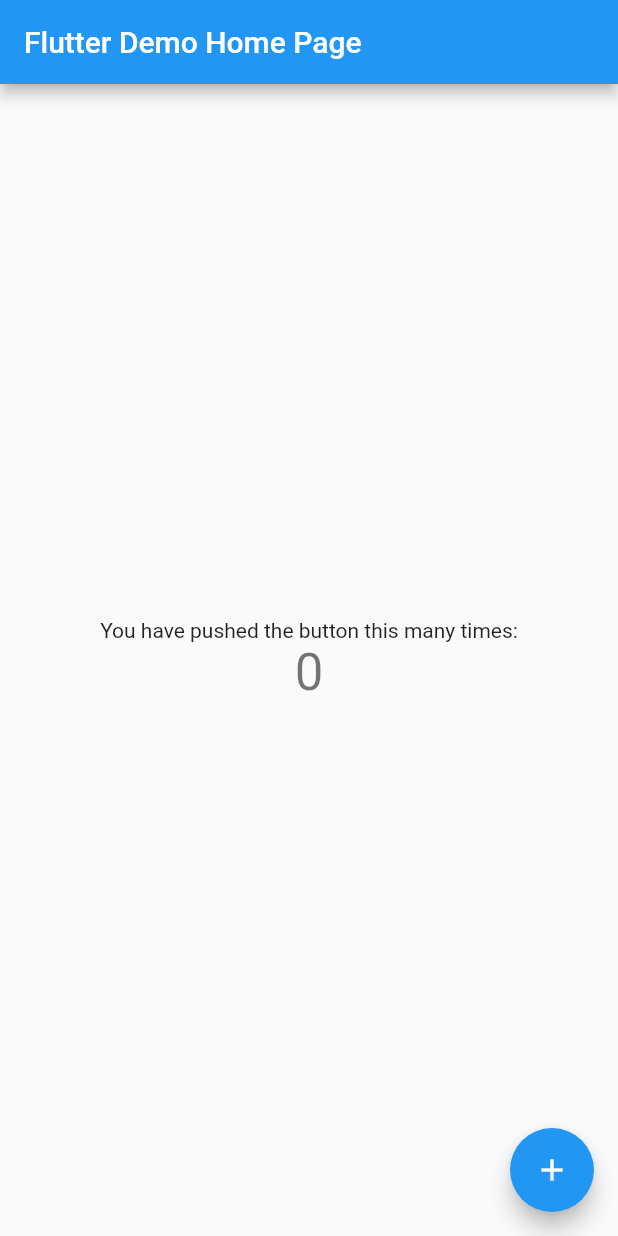
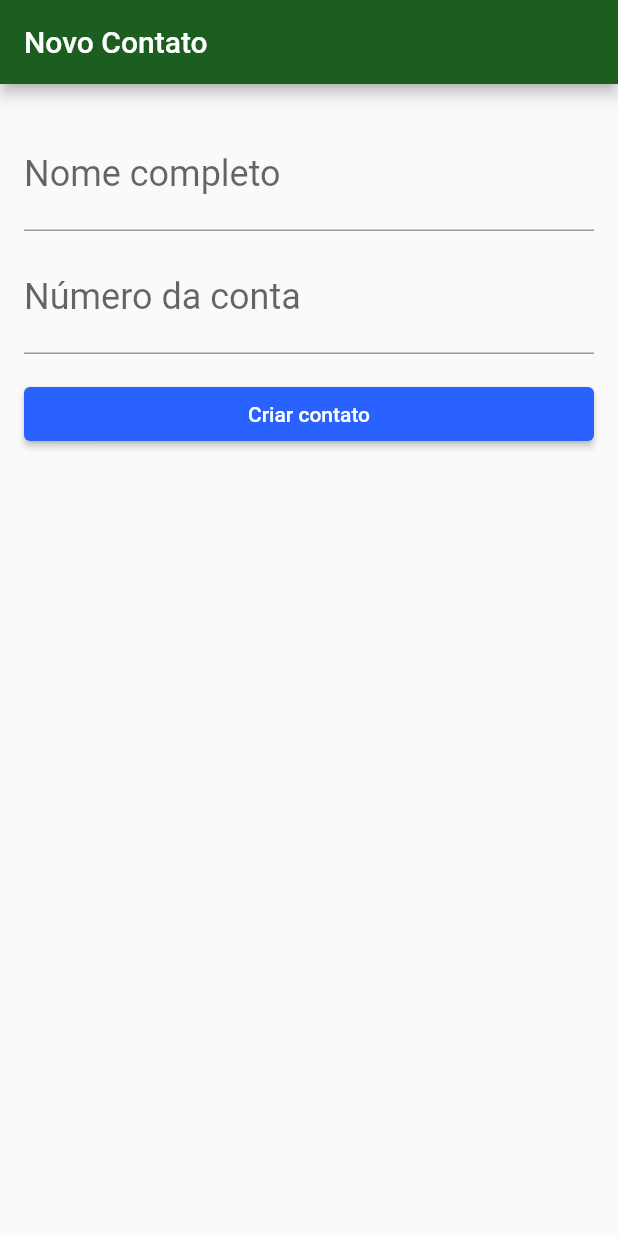
Before and after one commit to Allef-Reis/FlutterModeloII, a Flutter app: the screen it shows after launch, on a phone screen of 412 x 824 dp. Run offline on Flutter 3.47's test engine with Material 2 defaults, Android fonts, the phone set to English and light mode, and no system bars.

Commit message:
versao note trabalho

```diff
--- a/lib/main.dart
+++ b/lib/main.dart
@@ -1,117 +1,24 @@
+import 'package:FlutterModuloII/screens/contact_form.dart';
+import 'package:FlutterModuloII/screens/contacts_list.dart';
+import 'package:FlutterModuloII/screens/dashboard.dart';
 import 'package:flutter/material.dart';
 
 void main() {
-  runApp(MyApp());
+  runApp(ByteBankApp());
 }
 
-class MyApp extends StatelessWidget {
-  // This widget is the root of your application.
+class ByteBankApp extends StatelessWidget {
   @override
   Widget build(BuildContext context) {
     return MaterialApp(
-      title: 'Flutter Demo',
       theme: ThemeData(
-        // This is the theme of your application.
-        //
-        // Try running your application with "flutter run". You'll see the
-        // application has a blue toolbar. Then, without quitting the app, try
-        // changing the primarySwatch below to Colors.green and then invoke
-        // "hot reload" (press "r" in the console where you ran "flutter run",
-        // or simply save your changes to "hot reload" in a Flutter IDE).
-        // Notice that the counter didn't reset back to zero; the application
-        // is not restarted.
-        primarySwatch: Colors.blue,
-        // This makes the visual density adapt to the platform that you run
-        // the app on. For desktop platforms, the controls will be smaller and
-        // closer together (more dense) than on mobile platforms.
-        visualDensity: VisualDensity.adaptivePlatformDensity,
+        primaryColor: Colors.green[900],
+        accentColor: Colors.blueAccent[700],
+        buttonTheme: ButtonThemeData(
+            buttonColor: Colors.blueAccent[700],
+            textTheme: ButtonTextTheme.primary),
       ),
-      home: MyHomePage(title: 'Flutter Demo Home Page'),
+      home: ContactForm(),
     );
   }
 }
-
-class MyHomePage extends StatefulWidget {
-  MyHomePage({Key key, this.title}) : super(key: key);
-
-  // This widget is the home page of your application. It is stateful, meaning
-  // that it has a State object (defined below) that contains fields that affect
-  // how it looks.
-
-  // This class is the configuration for the state. It holds the values (in this
-  // case the title) provided by the parent (in this case the App widget) and
-  // used by the build method of the State. Fields in a Widget subclass are
-  // always marked "final".
-
-  final String title;
-
-  @override
-  _MyHomePageState createState() => _MyHomePageState();
-}
-
-class _MyHomePageState extends State<MyHomePage> {
-  int _counter = 0;
-
-  void _incrementCounter() {
-    setState(() {
-      // This call to setState tells the Flutter framework that something has
-      // changed in this State, which causes it to rerun the build method below
-      // so that the display can reflect the updated values. If we changed
-      // _counter without calling setState(), then the build method would not be
-      // called again, and so nothing would appear to happen.
-      _counter++;
-    });
-  }
-
-  @override
-  Widget build(BuildContext context) {
-    // This method is rerun every time setState is called, for instance as done
-    // by the _incrementCounter method above.
-    //
-    // The Flutter framework has been optimized to make rerunning build methods
-    // fast, so that you can just rebuild anything that needs updating rather
-    // than having to individually change instances of widgets.
-    return Scaffold(
-      appBar: AppBar(
-        // Here we take the value from the MyHomePage object that was created by
-        // the App.build method, and use it to set our appbar title.
-        title: Text(widget.title),
-      ),
-      body: Center(
-        // Center is a layout widget. It takes a single child and positions it
-        // in the middle of the parent.
-        child: Column(
-          // Column is also a layout widget. It takes a list of children and
-          // arranges them vertically. By default, it sizes itself to fit its
-          // children horizontally, and tries to be as tall as its parent.
-          //
-          // Invoke "debug painting" (press "p" in the console, choose the
-          // "Toggle Debug Paint" action from the Flutter Inspector in Android
-          // Studio, or the "Toggle Debug Paint" command in Visual Studio Code)
-          // to see the wireframe for each widget.
-          //
-          // Column has various properties to control how it sizes itself and
-          // how it positions its children. Here we use mainAxisAlignment to
-          // center the children vertically; the main axis here is the vertical
-          // axis because Columns are vertical (the cross axis would be
-          // horizontal).
-          mainAxisAlignment: MainAxisAlignment.center,
-          children: <Widget>[
-            Text(
-              'You have pushed the button this many times:',
-            ),
-            Text(
-              '$_counter',
-              style: Theme.of(context).textTheme.headline4,
-            ),
-          ],
-        ),
-      ),
-      floatingActionButton: FloatingActionButton(
-        onPressed: _incrementCounter,
-        tooltip: 'Increment',
-        child: Icon(Icons.add),
-      ), // This trailing comma makes auto-formatting nicer for build methods.
-    );
-  }
-}
--- /dev/null
+++ b/lib/screens/contact_form.dart
@@ -0,0 +1,41 @@
+import 'package:flutter/material.dart';
+
+class ContactForm extends StatelessWidget {
+  @override
+  Widget build(BuildContext context) {
+    return Scaffold(
+      appBar: AppBar(
+        title: Text("Novo Contato"),
+      ),
+      body: Padding(
+        padding: const EdgeInsets.all(16.0),
+        child: Column(
+          children: [
+            Padding(
+              padding: const EdgeInsets.only(top: 8.0),
+              child: TextField(
+                decoration: InputDecoration(labelText: "Nome completo"),
+                style: TextStyle(fontSize: 24),
+              ),
+            ),
+            Padding(
+              padding: const EdgeInsets.only(top: 8.0),
+              child: TextField(
+                decoration: InputDecoration(labelText: "Número da conta"),
+                style: TextStyle(fontSize: 24),
+                keyboardType: TextInputType.number,
+              ),
+            ),
+            Padding(
+              padding: const EdgeInsets.only(top: 16.0),
+              child: SizedBox(
+                  width: double.maxFinite,
+                  child: RaisedButton(
+                      child: Text("Criar contato"), onPressed: () {})),
+            ),
+          ],
+        ),
+      ),
+    );
+  }
+}
```
Also changed, not shown: lib/screens/contacts_list.dart (added, +35 -0 lines), lib/screens/dashboard.dart (added, +58 -0 lines), pubspec.yaml (+3 -6 lines), assets/image/bytebank_logo.png (added), 1 other file.
